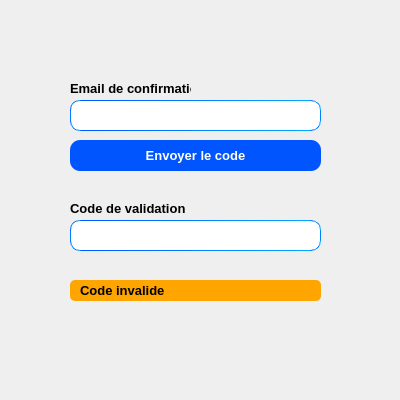
Before: the Qt Designer form views/auth/confirmation_ui.ui in ninohantonio/Store-Management, drawn with Qt 5.
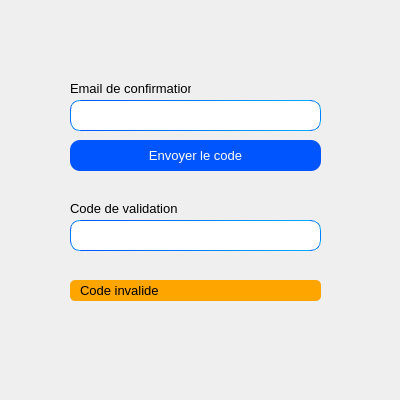
After: the same form once the commit is applied.

Patch:
```diff
--- a/views/auth/confirmation_ui.ui
+++ b/views/auth/confirmation_ui.ui
@@ -31,7 +31,7 @@
   <property name="font">
    <font>
     <pointsize>10</pointsize>
-    <bold>true</bold>
+    <bold>false</bold>
    </font>
   </property>
   <property name="windowTitle">
```
